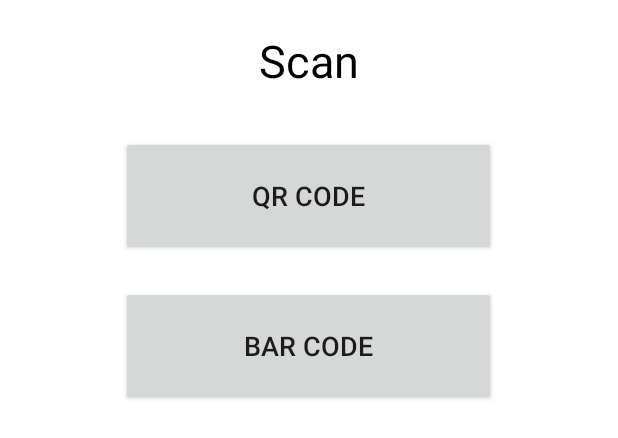
After one commit to JLGreenwood/ourApp, an Android app: the layout ean_scan.xml on its own in the app's theme, with its tools: preview values and no code run, on a phone screen of 412 x 824 dp. The commit adds this screen. Shown: the top 438 px of the screen. Run offline under Robolectric (Android 15) with nearby library versions, the phone set to English and light mode, and no system bars.

Commit message:
ean vorbereitet

```diff
--- /dev/null
+++ b/app/src/main/res/layout/ean_scan.xml
@@ -0,0 +1,41 @@
+<?xml version="1.0" encoding="utf-8"?>
+<LinearLayout xmlns:android="http://schemas.android.com/apk/res/android"
+    xmlns:tools="http://schemas.android.com/tools"
+    android:id="@+id/container"
+    android:layout_width="match_parent"
+    android:layout_height="match_parent"
+    android:background="#ffffff"
+    android:orientation="vertical"
+    tools:context=".MainActivity" >
+    <TextView
+        android:id="@+id/textView1"
+        android:layout_width="wrap_content"
+        android:layout_height="wrap_content"
+        android:layout_gravity="center|top"
+        android:layout_margin="20dp"
+        android:text="Scan"
+        android:textColor="#000000"
+        android:textSize="30sp" />
+    <Button
+        android:id="@+id/scanner"
+        android:layout_width="250dp"
+        android:layout_height="80dp"
+        android:layout_gravity="center"
+        android:layout_margin="10dp"
+        android:gravity="center"
+        android:onClick="scanQR"
+        android:text="QR Code"
+        android:textSize="18sp" >
+    </Button>
+    <Button
+        android:id="@+id/scanner2"
+        android:layout_width="250dp"
+        android:layout_height="80dp"
+        android:layout_gravity="center"
+        android:layout_margin="10dp"
+        android:gravity="center"
+        android:onClick="scanBar"
+        android:text="Bar Code"
+        android:textSize="18dp" >
+    </Button>
+</LinearLayout>
--- a/app/src/main/res/menu/main.xml
+++ b/app/src/main/res/menu/main.xml
@@ -16,6 +16,9 @@
         android:orderInCategory="100"
         android:title="@string/action_scan_ean"
         app:showAsAction="never" />
+    <!--android:onClick="" Auruf der View ean_scan-->
+
+
     <item
         android:id="@+id/action_settings"
         android:orderInCategory="100"
```
Also changed, not shown: app/src/main/java/app/com/example/administrator/myek3/app/MainActivity.java (+89 -0 lines).
